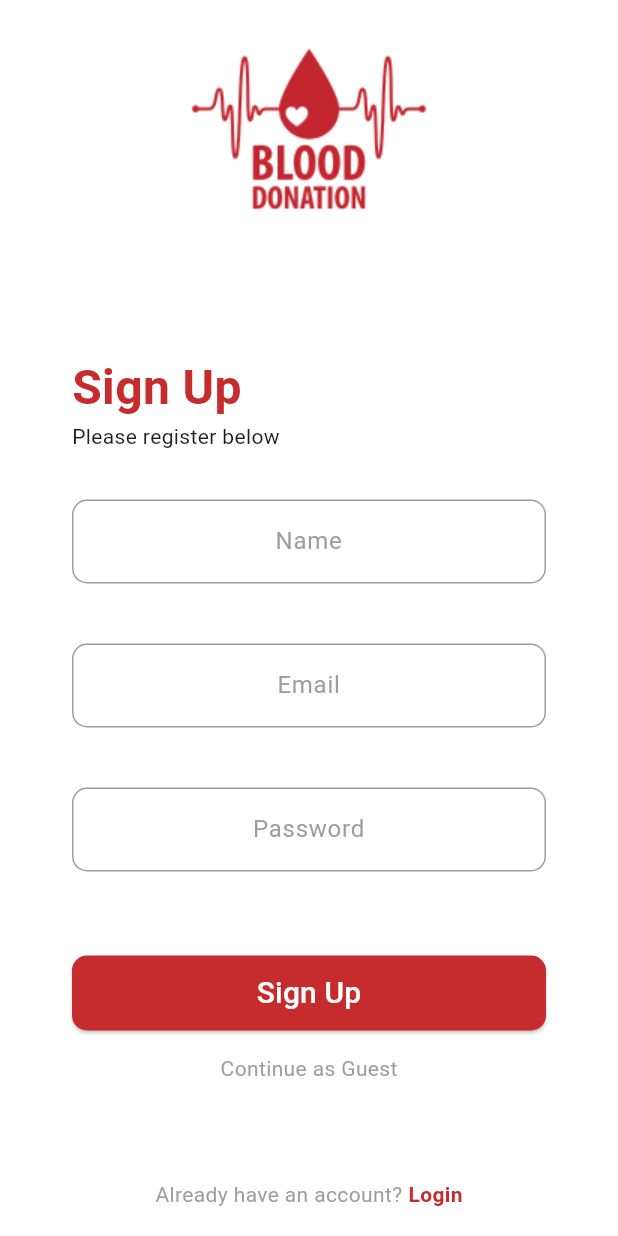
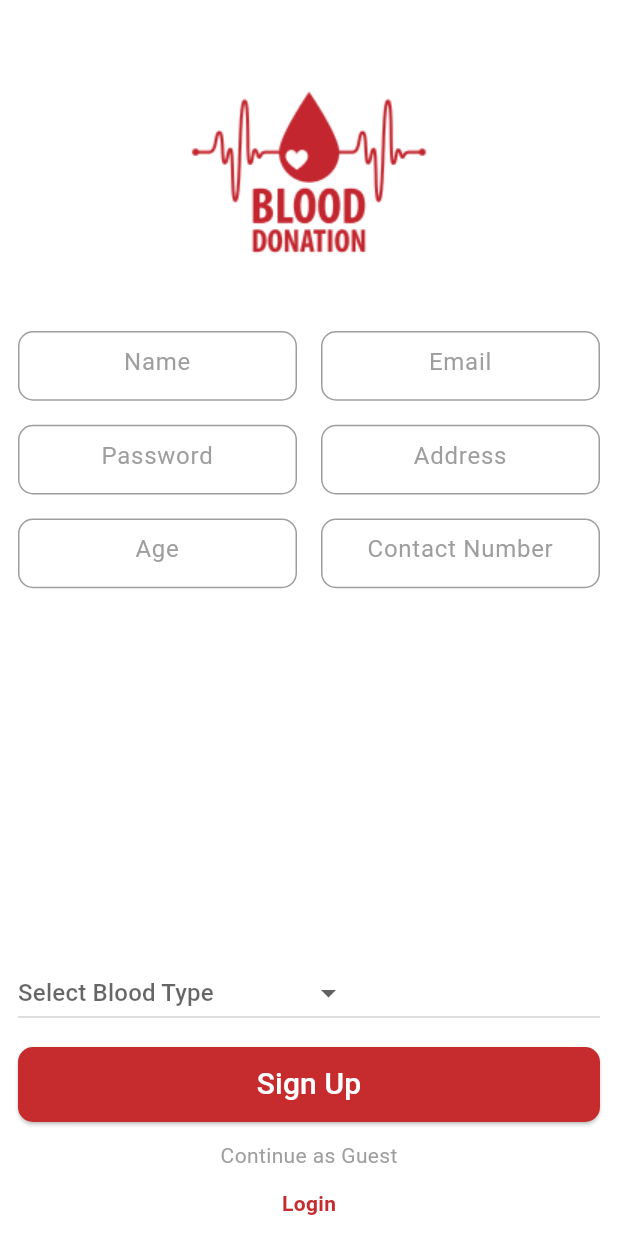
Before and after one commit to Ali-Hubail/BDMS, a Flutter app: the SignUpScreen screen opened directly, on a phone screen of 412 x 824 dp. Run offline on Flutter 3.47's test engine with Material 3 defaults, Android fonts, the light colour scheme and no system bars.

Commit message:
modified signup page

```diff
--- a/bdms/lib/main.dart
+++ b/bdms/lib/main.dart
@@ -1,3 +1,4 @@
+import 'package:bdms/presentation/authentication/signup_screen.dart';
 import 'package:bdms/presentation/mgr_manage/mgr_manage_dr_rp.dart';
 
 import 'package:flutter/material.dart';
@@ -10,8 +11,8 @@ class MyApp extends StatelessWidget {
   const MyApp({super.key});
   @override
   Widget build(BuildContext context) {
-    return const MaterialApp(
-      home: MgrManageDrRpScreen(),
+    return MaterialApp(
+      home: SignUpScreen(),
     );
   }
 }
--- a/bdms/lib/presentation/authentication/signup_screen.dart
+++ b/bdms/lib/presentation/authentication/signup_screen.dart
@@ -1,75 +1,87 @@
 import 'package:bdms/common_widgets/primary_button.dart';
 import 'package:bdms/common_widgets/primary_input.dart';
+import 'package:bdms/domain/blood_group_enum.dart';
 import 'package:flutter/material.dart';
 
 class SignUpScreen extends StatelessWidget {
-  const SignUpScreen({super.key});
+  SignUpScreen({super.key});
+
+  final List<String> bloodTypes = [
+    'A+',
+    'A-',
+    'B+',
+    'B-',
+    'AB+',
+    'AB-',
+    'O+',
+    'O-',
+  ]; // Add more blood types as needed
 
   @override
   Widget build(BuildContext context) {
-    return SafeArea(
-      child: Scaffold(
+    BloodGroup? selectedBloodType;
+    return Scaffold(
       backgroundColor: Colors.white,
       body: Padding(
-          padding: const EdgeInsets.fromLTRB(48, 20, 48, 0),
+        padding: const EdgeInsets.all(12.0),
         child: Column(
-            crossAxisAlignment: CrossAxisAlignment.center,
+          crossAxisAlignment: CrossAxisAlignment.stretch,
           children: [
-              Center(
+            Expanded(
+              child: Center(
                 child: Image.asset(
                   'assets/bdms.png',
                   fit: BoxFit.cover,
                 ),
               ),
-              const SizedBox(height: 80),
-              Align(
-                alignment: AlignmentGeometry.lerp(
-                    Alignment.topLeft, Alignment.centerLeft, 0.2)!,
-                child: const Text(
-                  'Sign Up',
-                  style: TextStyle(
-                    fontSize: 32,
-                    fontWeight: FontWeight.bold,
-                    color: Color(0xFFC62C2D),
             ),
-                  textAlign: TextAlign.left,
+            Expanded(
+              flex: 2,
+              child: GridView.count(
+                crossAxisCount: 2,
+                crossAxisSpacing: 16,
+                mainAxisSpacing: 16,
+                childAspectRatio: (1 / .25),
+                children: const [
+                  PrimaryInput(hintText: 'Name'),
+                  PrimaryInput(hintText: 'Email'),
+                  PrimaryInput(hintText: 'Password'),
+                  PrimaryInput(hintText: 'Address'),
+                  PrimaryInput(hintText: 'Age'),
+                  PrimaryInput(hintText: 'Contact Number'),
+                ],
               ),
             ),
-              Align(
-                alignment: AlignmentGeometry.lerp(
-                    Alignment.topLeft, Alignment.centerLeft, 0.2)!,
-                child: const Text(
-                  'Please register below',
-                  textAlign: TextAlign.left,
+            DropdownButton<BloodGroup>(
+                hint: const Text('Select Blood Type'),
+                value: selectedBloodType,
+                onChanged: (BloodGroup? newValue) {
+                  selectedBloodType = newValue;
+                },
+                items: [
+                  for (var bloodgroup in BloodGroup.values)
+                    DropdownMenuItem<BloodGroup>(
+                      value: bloodgroup,
+                      child: Text(bloodgroup.toString()),
+                    ),
+                ]),
+            Padding(
+              padding: const EdgeInsets.symmetric(vertical: 12.0),
+              child: PrimaryButton(
+                text: 'Sign Up',
+                onPressed: () {},
+                buttonWidth: double.infinity,
               ),
             ),
-              const SizedBox(height: 32),
-              const PrimaryInput(hintText: 'Name'),
-              const SizedBox(height: 16),
-              const PrimaryInput(hintText: 'Email'),
-              const SizedBox(height: 16),
-              const PrimaryInput(hintText: 'Password'),
-              const SizedBox(height: 32),
-              PrimaryButton(
-                  text: 'Sign Up', onPressed: () {}, buttonWidth: 350),
-              const SizedBox(height: 15),
-              const InkWell(
-                onTap: null,
+            const Center(
               child: Text(
                 'Continue as Guest',
                 style: TextStyle(color: Colors.grey),
               ),
             ),
-              const SizedBox(height: 64),
-              Row(
-                mainAxisAlignment: MainAxisAlignment.center,
-                children: [
-                  const Text(
-                    'Already have an account?',
-                    style: TextStyle(color: Colors.grey),
-                  ),
-                  const SizedBox(width: 4),
-                  GestureDetector(
+            const SizedBox(height: 12),
+            Center(
+              child: GestureDetector(
                 onTap: () {
                   Navigator.pop(context);
                 },
@@ -81,10 +93,8 @@ class SignUpScreen extends StatelessWidget {
                   ),
                 ),
               ),
-                ],
             ),
           ],
-          ),
         ),
       ),
     );
--- a/bdms/lib/presentation/mgr_manage/mgr_manage_dr_rp.dart
+++ b/bdms/lib/presentation/mgr_manage/mgr_manage_dr_rp.dart
@@ -3,6 +3,7 @@ import 'package:bdms/common_widgets/custom_app_bar.dart';
 import 'package:bdms/common_widgets/event_item.dart';
 import 'package:bdms/common_widgets/primary_button.dart';
 import 'package:flutter/material.dart';
+import 'package:http/http.dart' as http;
 
 class MgrManageDrRpScreen extends StatelessWidget {
   const MgrManageDrRpScreen({super.key});
@@ -31,7 +32,7 @@ class MgrManageDrRpScreen extends StatelessWidget {
                   buttonWidth: 172,
                   buttonHeight: 48,
                   // open a dialog to complete the process
-                  onPressed: () {
+                  onPressed: () async {
                     showModalBottomSheet(
                       context: context,
                       builder: (context) {
--- a/bdms/pubspec.yaml
+++ b/bdms/pubspec.yaml
@@ -35,6 +35,7 @@ dependencies:
   # The following adds the Cupertino Icons font to your application.
   # Use with the CupertinoIcons class for iOS style icons.
   cupertino_icons: ^1.0.2
+  http: ^1.1.2
 
 dev_dependencies:
   flutter_test:
```
Also changed, not shown: bdms/pubspec.lock. Lines whose indentation alone changed are shown as unchanged.
